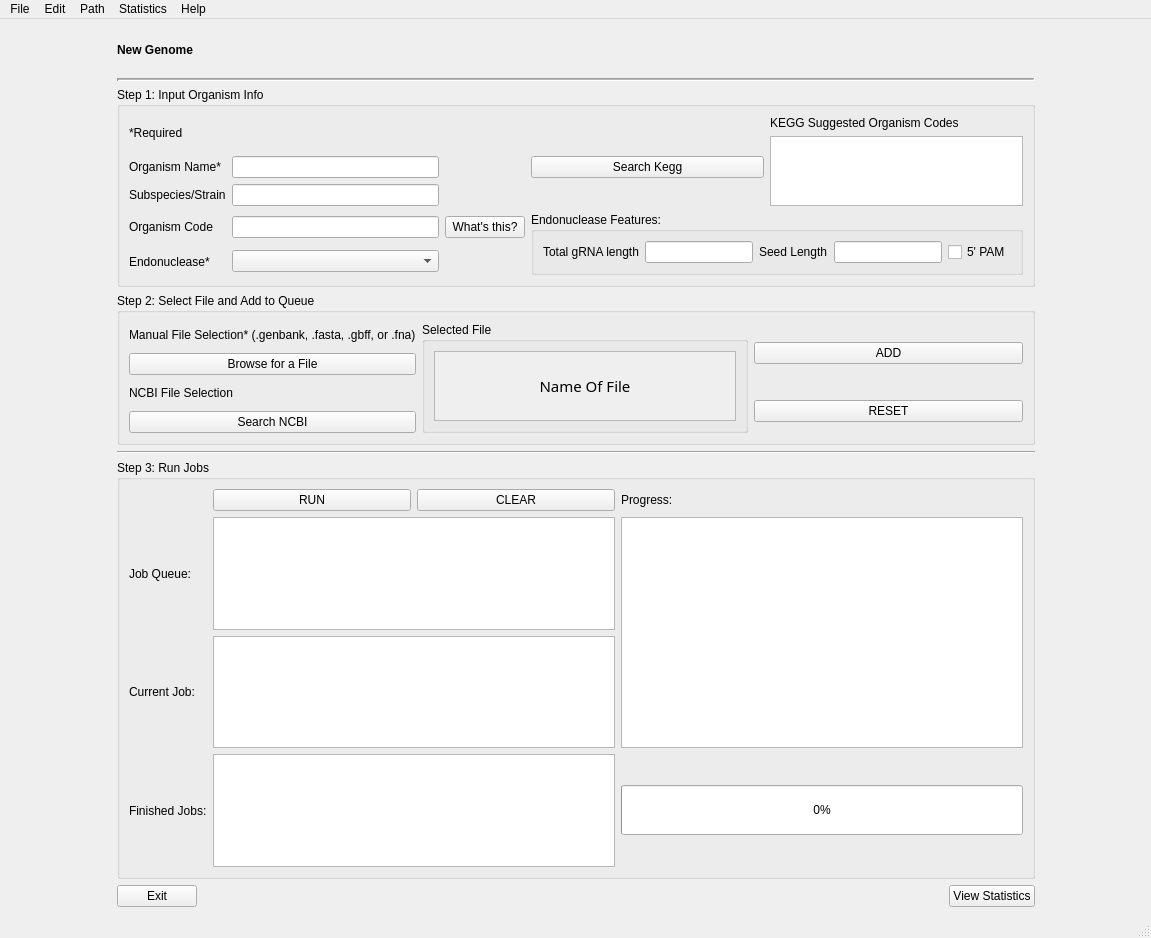
Old version of the form NewGenome.ui in the repository bdoze90/CASPERapp.
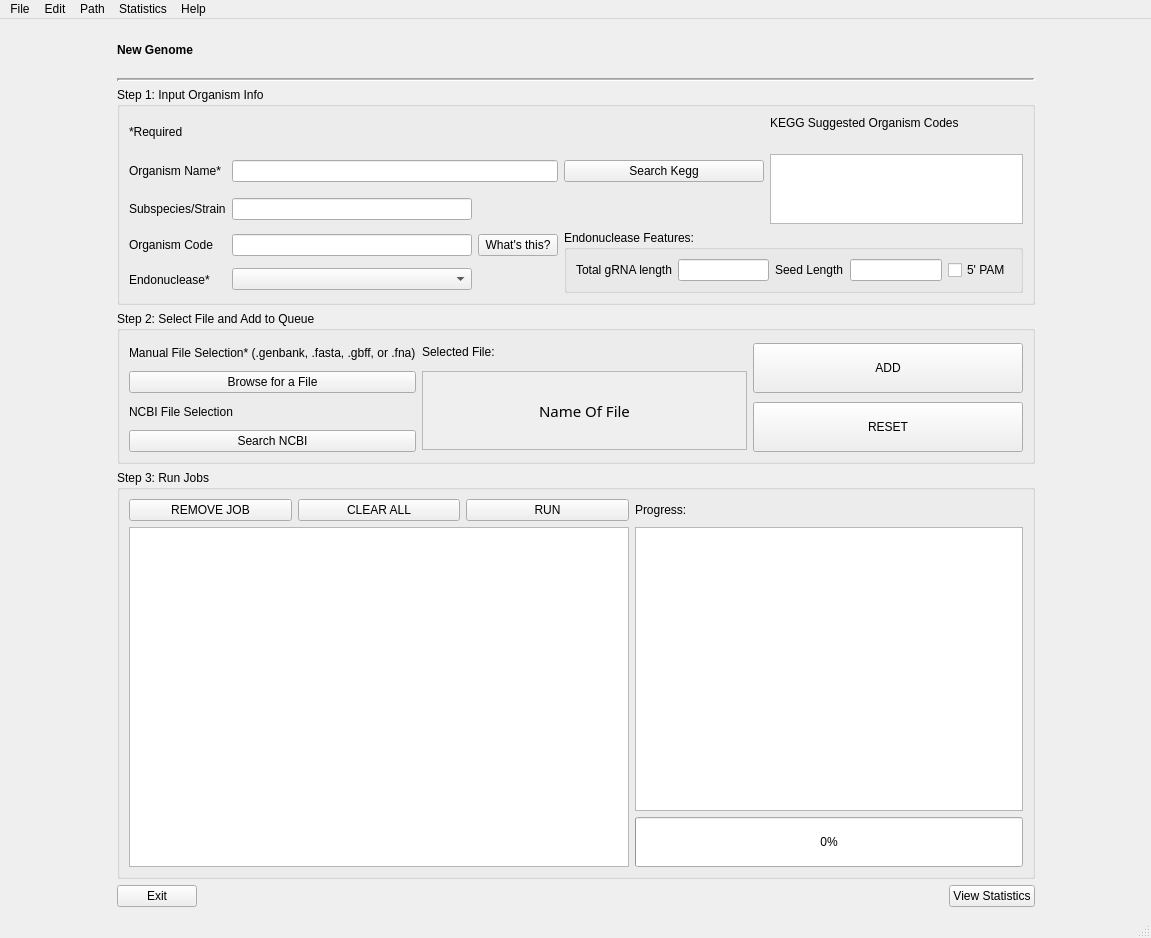
New version of the form.

Commit message: Changed New Genome Job boxes into one table and added "Remove Job" feature

What changed in the file:
```diff
--- a/NewGenome.ui
+++ b/NewGenome.ui
@@ -33,286 +33,14 @@
     </item>
     <item row="0" column="1">
      <layout class="QGridLayout" name="gridLayout_6">
-      <item row="8" column="0">
-       <layout class="QHBoxLayout" name="horizontalLayout_3">
-        <item>
-         <widget class="QPushButton" name="contButton">
-          <property name="text">
-           <string>Exit</string>
-          </property>
-         </widget>
-        </item>
-        <item>
-         <spacer name="horizontalSpacer">
-          <property name="orientation">
-           <enum>Qt::Horizontal</enum>
-          </property>
-          <property name="sizeHint" stdset="0">
-           <size>
-            <width>746</width>
-            <height>20</height>
-           </size>
-          </property>
-         </spacer>
-        </item>
-        <item>
-         <widget class="QPushButton" name="viewStatButton">
-          <property name="text">
-           <string>View Statistics</string>
-          </property>
-         </widget>
-        </item>
-       </layout>
-      </item>
-      <item row="6" column="0">
-       <widget class="Line" name="line">
-        <property name="styleSheet">
-         <string notr="true">border-width:3px;
-color: rgb(0, 0, 0);</string>
-        </property>
-        <property name="orientation">
-         <enum>Qt::Horizontal</enum>
-        </property>
-       </widget>
-      </item>
-      <item row="7" column="0">
-       <widget class="QGroupBox" name="Step3">
-        <property name="title">
-         <string>Step 3: Run Jobs</string>
-        </property>
-        <layout class="QGridLayout" name="gridLayout_8">
-         <item row="0" column="0">
-          <layout class="QGridLayout" name="gridLayout_5">
-           <item row="4" column="2" rowspan="2">
-            <widget class="QTextBrowser" name="output_browser"/>
-           </item>
-           <item row="6" column="0">
-            <widget class="QLabel" name="Jobscomplete">
-             <property name="text">
-              <string>Finished Jobs:</string>
-             </property>
-            </widget>
-           </item>
-           <item row="0" column="1">
-            <layout class="QHBoxLayout" name="horizontalLayout">
-             <item>
-              <widget class="QPushButton" name="runButton">
-               <property name="text">
-                <string>RUN</string>
-               </property>
-              </widget>
-             </item>
-             <item>
-              <widget class="QPushButton" name="clearButton">
-               <property name="text">
-                <string>CLEAR</string>
-               </property>
-              </widget>
-             </item>
-            </layout>
-           </item>
-           <item row="6" column="1">
-            <widget class="QTextBrowser" name="CompletedJobs">
-             <property name="maximumSize">
-              <size>
-               <width>12212121</width>
-               <height>12212112</height>
-              </size>
-             </property>
-            </widget>
-           </item>
-           <item row="4" column="1">
-            <widget class="QTextBrowser" name="JobsQueueBox">
-             <property name="maximumSize">
-              <size>
-               <width>221212</width>
-               <height>233232</height>
-              </size>
-             </property>
-            </widget>
-           </item>
-           <item row="5" column="1">
-            <widget class="QTextBrowser" name="JobInProgress">
-             <property name="maximumSize">
-              <size>
-               <width>122112</width>
-               <height>122121</height>
-              </size>
-             </property>
-            </widget>
-           </item>
-           <item row="0" column="2">
-            <widget class="QLabel" name="label_4">
-             <property name="text">
-              <string>Progress:</string>
-             </property>
-            </widget>
-           </item>
-           <item row="4" column="0">
-            <widget class="QLabel" name="JobQueueLabel">
-             <property name="text">
-              <string>Job Queue:</string>
-             </property>
-            </widget>
-           </item>
-           <item row="5" column="0">
-            <widget class="QLabel" name="inprogresslabel">
-             <property name="text">
-              <string>Current Job:</string>
-             </property>
-            </widget>
-           </item>
-           <item row="6" column="2">
-            <widget class="QProgressBar" name="progressBar">
-             <property name="minimumSize">
-              <size>
-               <width>0</width>
-               <height>50</height>
-              </size>
-             </property>
-             <property name="value">
-              <number>0</number>
-             </property>
-            </widget>
-           </item>
-          </layout>
-         </item>
-        </layout>
-       </widget>
-      </item>
-      <item row="3" column="0">
-       <widget class="QGroupBox" name="Step2">
-        <property name="title">
-         <string>Step 2: Select File and Add to Queue</string>
-        </property>
-        <layout class="QGridLayout" name="gridLayout_3">
-         <item row="0" column="1" rowspan="2">
-          <widget class="QGroupBox" name="groupBox_6">
-           <property name="maximumSize">
-            <size>
-             <width>326</width>
-             <height>16777215</height>
-            </size>
-           </property>
-           <property name="title">
-            <string>Selected File</string>
-           </property>
-           <layout class="QGridLayout" name="gridLayout_4">
-            <item row="0" column="0">
-             <widget class="QScrollArea" name="scrollArea">
-              <property name="widgetResizable">
-               <bool>true</bool>
-              </property>
-              <widget class="QWidget" name="scrollAreaWidgetContents">
-               <property name="geometry">
-                <rect>
-                 <x>0</x>
-                 <y>0</y>
-                 <width>300</width>
-                 <height>68</height>
-                </rect>
-               </property>
-               <layout class="QHBoxLayout" name="horizontalLayout_4">
-                <item>
-                 <widget class="QLabel" name="nameFile">
-                  <property name="font">
-                   <font>
-                    <family>Sans Serif</family>
-                    <pointsize>11</pointsize>
-                    <weight>50</weight>
-                    <italic>false</italic>
-                    <bold>false</bold>
-                   </font>
-                  </property>
-                  <property name="text">
-                   <string>Name Of File</string>
-                  </property>
-                  <property name="alignment">
-                   <set>Qt::AlignCenter</set>
-                  </property>
-                 </widget>
-                </item>
-               </layout>
-              </widget>
-             </widget>
-            </item>
-           </layout>
-          </widget>
-         </item>
-         <item row="0" column="2">
-          <widget class="QPushButton" name="submitButton">
-           <property name="text">
-            <string>ADD</string>
-           </property>
-          </widget>
-         </item>
-         <item row="1" column="2">
-          <widget class="QPushButton" name="resetButton">
-           <property name="text">
-            <string>RESET</string>
-           </property>
-          </widget>
-         </item>
-         <item row="0" column="0" rowspan="2">
-          <layout class="QGridLayout" name="gridLayout_7">
-           <item row="0" column="0">
-            <widget class="QLabel" name="label_5">
-             <property name="text">
-              <string>Manual File Selection* (.genbank, .fasta, .gbff, or .fna)</string>
-             </property>
-            </widget>
-           </item>
-           <item row="2" column="0">
-            <widget class="QLabel" name="label_6">
-             <property name="text">
-              <string>NCBI File Selection</string>
-             </property>
-            </widget>
-           </item>
-           <item row="1" column="0">
-            <widget class="QPushButton" name="browseForFile">
-             <property name="text">
-              <string>Browse for a File</string>
-             </property>
-            </widget>
-           </item>
-           <item row="3" column="0">
-            <widget class="QPushButton" name="NCBI_File_Search">
-             <property name="text">
-              <string>Search NCBI</string>
-             </property>
-            </widget>
-           </item>
-          </layout>
-         </item>
-        </layout>
-       </widget>
-      </item>
-      <item row="0" column="0">
-       <widget class="QLabel" name="label_8">
-        <property name="minimumSize">
-         <size>
-          <width>170</width>
-          <height>44</height>
-         </size>
-        </property>
-        <property name="maximumSize">
-         <size>
-          <width>300</width>
-          <height>44</height>
-         </size>
-        </property>
-        <property name="styleSheet">
-         <string notr="true">font: 28pt &quot;Sans Serif&quot;;
-</string>
-        </property>
-        <property name="text">
-         <string>&lt;html&gt;&lt;head/&gt;&lt;body&gt;&lt;p&gt;&lt;span style=&quot; font-weight:600; color:#000000;&quot;&gt;New Genome&lt;/span&gt;&lt;/p&gt;&lt;/body&gt;&lt;/html&gt;</string>
-        </property>
-       </widget>
-      </item>
       <item row="2" column="0">
        <widget class="QGroupBox" name="Step1">
+        <property name="maximumSize">
+         <size>
+          <width>11111</width>
+          <height>218</height>
+         </size>
+        </property>
         <property name="title">
          <string>Step 1: Input Organism Info</string>
         </property>
@@ -344,6 +72,12 @@
            </item>
            <item row="2" column="3">
             <widget class="QPushButton" name="KeggSearchButton">
+             <property name="maximumSize">
+              <size>
+               <width>200</width>
+               <height>16777215</height>
+              </size>
+             </property>
              <property name="text">
               <string>Search Kegg</string>
              </property>
@@ -356,27 +90,6 @@
              </property>
             </widget>
            </item>
-           <item row="1" column="4" rowspan="3">
-            <widget class="QTableWidget" name="keggSuggested">
-             <property name="maximumSize">
-              <size>
-               <width>253</width>
-               <height>98</height>
-              </size>
-             </property>
-             <property name="rowCount">
-              <number>2</number>
-             </property>
-             <attribute name="horizontalHeaderVisible">
-              <bool>false</bool>
-             </attribute>
-             <attribute name="verticalHeaderVisible">
-              <bool>false</bool>
-             </attribute>
-             <row/>
-             <row/>
-            </widget>
-           </item>
            <item row="4" column="2">
             <widget class="QPushButton" name="whatsthisButton">
              <property name="text">
@@ -398,9 +111,6 @@
              </property>
             </widget>
            </item>
-           <item row="2" column="1">
-            <widget class="QLineEdit" name="lineEdit_1"/>
-           </item>
            <item row="4" column="3" rowspan="2" colspan="2">
             <widget class="QGroupBox" name="groupBox_3">
              <property name="title">
@@ -444,24 +154,196 @@
              </property>
             </widget>
            </item>
-           <item row="0" column="1" rowspan="2" colspan="3">
-            <spacer name="horizontalSpacer_2">
-             <property name="orientation">
-              <enum>Qt::Horizontal</enum>
-             </property>
-             <property name="sizeHint" stdset="0">
+           <item row="2" column="4" rowspan="2">
+            <widget class="QTableWidget" name="keggSuggested">
+             <property name="maximumSize">
               <size>
-               <width>40</width>
-               <height>20</height>
+               <width>253</width>
+               <height>98</height>
               </size>
              </property>
-            </spacer>
+             <property name="rowCount">
+              <number>2</number>
+             </property>
+             <attribute name="horizontalHeaderVisible">
+              <bool>false</bool>
+             </attribute>
+             <attribute name="verticalHeaderVisible">
+              <bool>false</bool>
+             </attribute>
+             <row/>
+             <row/>
+            </widget>
            </item>
+           <item row="2" column="1" colspan="2">
+            <widget class="QLineEdit" name="lineEdit_1"/>
+           </item>
           </layout>
          </item>
         </layout>
        </widget>
       </item>
+      <item row="3" column="0">
+       <widget class="QGroupBox" name="Step2">
+        <property name="maximumSize">
+         <size>
+          <width>11111</width>
+          <height>153</height>
+         </size>
+        </property>
+        <property name="title">
+         <string>Step 2: Select File and Add to Queue</string>
+        </property>
+        <layout class="QGridLayout" name="gridLayout_3">
+         <item row="2" column="3">
+          <widget class="QPushButton" name="resetButton">
+           <property name="minimumSize">
+            <size>
+             <width>0</width>
+             <height>50</height>
+            </size>
+           </property>
+           <property name="text">
+            <string>RESET</string>
+           </property>
+          </widget>
+         </item>
+         <item row="0" column="1">
+          <widget class="QLabel" name="label_7">
+           <property name="maximumSize">
+            <size>
+             <width>325</width>
+             <height>23</height>
+            </size>
+           </property>
+           <property name="text">
+            <string>Selected File:</string>
+           </property>
+          </widget>
+         </item>
+         <item row="1" column="1" rowspan="2">
+          <widget class="QScrollArea" name="scrollArea">
+           <property name="maximumSize">
+            <size>
+             <width>325</width>
+             <height>79</height>
+            </size>
+           </property>
+           <property name="widgetResizable">
+            <bool>true</bool>
+           </property>
+           <widget class="QWidget" name="scrollAreaWidgetContents">
+            <property name="geometry">
+             <rect>
+              <x>0</x>
+              <y>0</y>
+              <width>323</width>
+              <height>77</height>
+             </rect>
+            </property>
+            <layout class="QHBoxLayout" name="horizontalLayout_4">
+             <item>
+              <widget class="QLabel" name="s_file">
+               <property name="font">
+                <font>
+                 <family>Sans Serif</family>
+                 <pointsize>11</pointsize>
+                 <weight>50</weight>
+                 <italic>false</italic>
+                 <bold>false</bold>
+                </font>
+               </property>
+               <property name="text">
+                <string>Name Of File</string>
+               </property>
+               <property name="alignment">
+                <set>Qt::AlignCenter</set>
+               </property>
+              </widget>
+             </item>
+            </layout>
+           </widget>
+          </widget>
+         </item>
+         <item row="0" column="0" rowspan="3">
+          <layout class="QGridLayout" name="gridLayout_7">
+           <item row="0" column="0">
+            <widget class="QLabel" name="label_5">
+             <property name="text">
+              <string>Manual File Selection* (.genbank, .fasta, .gbff, or .fna)</string>
+             </property>
+            </widget>
+           </item>
+           <item row="2" column="0">
+            <widget class="QLabel" name="label_6">
+             <property name="text">
+              <string>NCBI File Selection</string>
+             </property>
+            </widget>
+           </item>
+           <item row="1" column="0">
+            <widget class="QPushButton" name="browseForFile">
+             <property name="text">
+              <string>Browse for a File</string>
+             </property>
+            </widget>
+           </item>
+           <item row="3" column="0">
+            <widget class="QPushButton" name="NCBI_File_Search">
+             <property name="text">
+              <string>Search NCBI</string>
+             </property>
+            </widget>
+           </item>
+          </layout>
+         </item>
+         <item row="0" column="3" rowspan="2">
+          <widget class="QPushButton" name="submitButton">
+           <property name="minimumSize">
+            <size>
+             <width>0</width>
+             <height>50</height>
+            </size>
+           </property>
+           <property name="text">
+            <string>ADD</string>
+           </property>
+          </widget>
+         </item>
+        </layout>
+       </widget>
+      </item>
+      <item row="7" column="0">
+       <layout class="QHBoxLayout" name="horizontalLayout_3">
+        <item>
+         <widget class="QPushButton" name="contButton">
+          <property name="text">
+           <string>Exit</string>
+          </property>
+         </widget>
+        </item>
+        <item>
+         <spacer name="horizontalSpacer">
+          <property name="orientation">
+           <enum>Qt::Horizontal</enum>
+          </property>
+          <property name="sizeHint" stdset="0">
+           <size>
+            <width>746</width>
+            <height>20</height>
+           </size>
+          </property>
+         </spacer>
+        </item>
+        <item>
+         <widget class="QPushButton" name="viewStatButton">
+          <property name="text">
+           <string>View Statistics</string>
+          </property>
+         </widget>
+        </item>
+       </layout>
+      </item>
       <item row="1" column="0">
        <widget class="Line" name="line_2">
         <property name="lineWidth">
@@ -475,6 +357,106 @@
         </property>
        </widget>
       </item>
+      <item row="0" column="0">
+       <widget class="QLabel" name="label_8">
+        <property name="minimumSize">
+         <size>
+          <width>170</width>
+          <height>44</height>
+         </size>
+        </property>
+        <property name="maximumSize">
+         <size>
+          <width>300</width>
+          <height>44</height>
+         </size>
+        </property>
+        <property name="styleSheet">
+         <string notr="true">font: 28pt &quot;Sans Serif&quot;;
+</string>
+        </property>
+        <property name="text">
+         <string>&lt;html&gt;&lt;head/&gt;&lt;body&gt;&lt;p&gt;&lt;span style=&quot; font-weight:600; color:#000000;&quot;&gt;New Genome&lt;/span&gt;&lt;/p&gt;&lt;/body&gt;&lt;/html&gt;</string>
+        </property>
+       </widget>
+      </item>
+      <item row="6" column="0">
+       <widget class="QGroupBox" name="Step3">
+        <property name="title">
+         <string>Step 3: Run Jobs</string>
+        </property>
+        <layout class="QGridLayout" name="gridLayout_8">
+         <item row="0" column="0">
+          <layout class="QGridLayout" name="gridLayout_5">
+           <item row="4" column="2" rowspan="2">
+            <widget class="QTextBrowser" name="output_browser"/>
+           </item>
+           <item row="0" column="2">
+            <widget class="QLabel" name="label_4">
+             <property name="text">
+              <string>Progress:</string>
+             </property>
+            </widget>
+           </item>
+           <item row="6" column="2">
+            <widget class="QProgressBar" name="progressBar">
+             <property name="minimumSize">
+              <size>
+               <width>0</width>
+               <height>50</height>
+              </size>
+             </property>
+             <property name="value">
+              <number>0</number>
+             </property>
+            </widget>
+           </item>
+           <item row="4" column="0" rowspan="3" colspan="2">
+            <widget class="QTableWidget" name="job_Table">
+             <property name="minimumSize">
+              <size>
+               <width>500</width>
+               <height>250</height>
+              </size>
+             </property>
+             <property name="maximumSize">
+              <size>
+               <width>650</width>
+               <height>16777215</height>
+              </size>
+             </property>
+            </widget>
+           </item>
+           <item row="0" column="0" colspan="2">
+            <layout class="QHBoxLayout" name="horizontalLayout">
+             <item>
+              <widget class="QPushButton" name="remove_job">
+               <property name="text">
+                <string>REMOVE JOB</string>
+               </property>
+              </widget>
+             </item>
+             <item>
+              <widget class="QPushButton" name="clearButton">
+               <property name="text">
+                <string>CLEAR ALL</string>
+               </property>
+              </widget>
+             </item>
+             <item>
+              <widget class="QPushButton" name="runButton">
+               <property name="text">
+                <string>RUN</string>
+               </property>
+              </widget>
+             </item>
+            </layout>
+           </item>
+          </layout>
+         </item>
+        </layout>
+       </widget>
+      </item>
      </layout>
     </item>
     <item row="0" column="0">
```
The commit also changes 1 other file.
